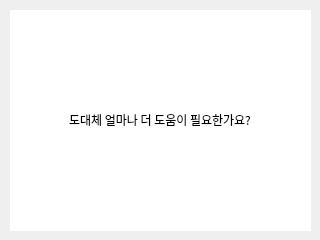
First picture: the form in Helphelp.ui, repository Bokgithub/APTP2022, before the edit.
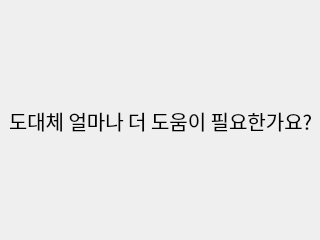
Second picture: the form after the edit.

What changed in the file:
```diff
--- a/Helphelp.ui
+++ b/Helphelp.ui
@@ -37,33 +37,19 @@
     </property>
     <layout class="QGridLayout" name="gridLayout">
      <item row="0" column="0">
-      <widget class="QLineEdit" name="lineEdit_2">
-       <property name="sizePolicy">
-        <sizepolicy hsizetype="Expanding" vsizetype="Expanding">
-         <horstretch>0</horstretch>
-         <verstretch>0</verstretch>
-        </sizepolicy>
-       </property>
+      <widget class="QLabel" name="label">
        <property name="font">
         <font>
-         <family>AppleSDGothicNeoB00</family>
+         <family>Pretendard SemiBold</family>
+         <pointsize>15</pointsize>
         </font>
        </property>
        <property name="text">
         <string>도대체 얼마나 더 도움이 필요한가요?</string>
        </property>
-       <property name="frame">
-        <bool>false</bool>
-       </property>
        <property name="alignment">
         <set>Qt::AlignCenter</set>
        </property>
-       <property name="dragEnabled">
-        <bool>false</bool>
-       </property>
-       <property name="readOnly">
-        <bool>true</bool>
-       </property>
       </widget>
      </item>
     </layout>
```
